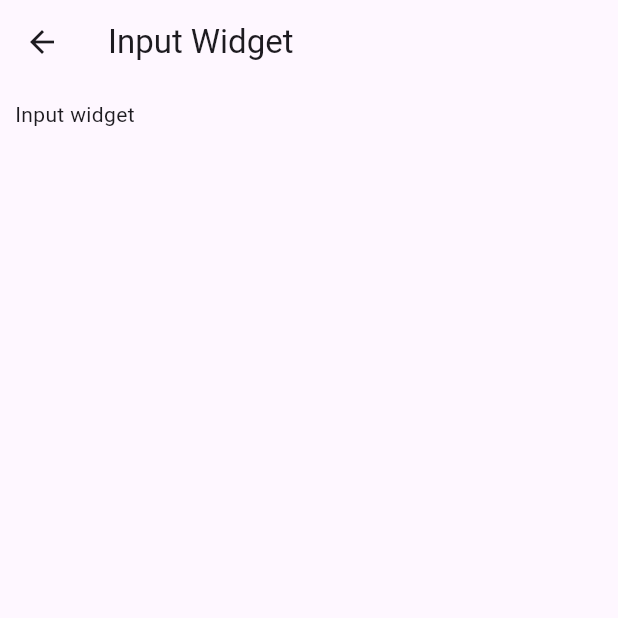
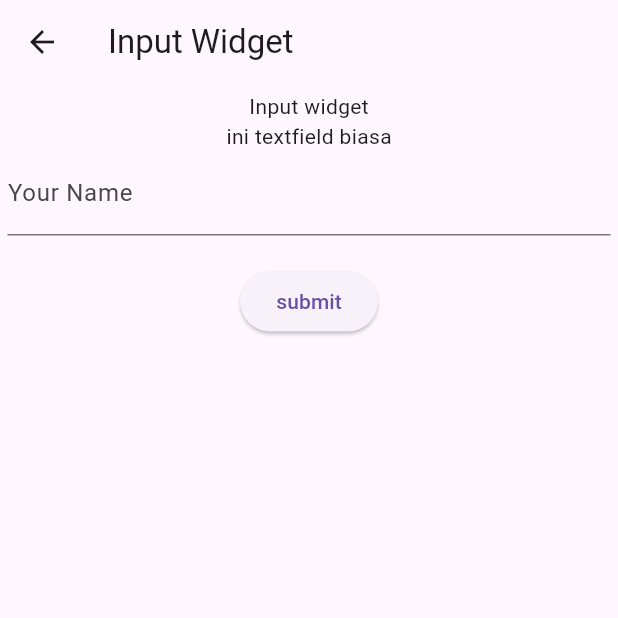
Before and after one commit to m-nahrowi/TempatWisata, a Flutter app: the InputWidget screen opened directly, on a phone screen of 412 x 824 dp, the top half of it. Run offline on Flutter 3.47's test engine with Material 3 defaults, Android fonts, the light colour scheme and no system bars.

Commit message:
add "membuat TextInput"

```diff
--- a/lib/pages/InputWidget.dart
+++ b/lib/pages/InputWidget.dart
@@ -1,4 +1,5 @@
 import 'package:flutter/material.dart';
+
 
 
 class InputWidget extends StatefulWidget {
@@ -9,6 +10,8 @@
 }
 
 class _InputWidgetState extends State<InputWidget> {
+  String _name = '';
+
   @override
   Widget build(BuildContext context) {
     return Scaffold(
@@ -16,12 +19,43 @@
         title: const Text("Input Widget"),
       ),
       body: Container(
-        margin: EdgeInsets.all(10.0),
+        margin: EdgeInsets.all(5.0),
         child: Column(
           children: <Widget>[
             Text('Input widget'),
+            // Input latihan
+
+            Container(
+              child: Column(
+                children: [
+                  Text('ini textfield biasa'),
+                  TextField(
+                    decoration: const InputDecoration(
+                      hintText: 'write yourname here...',
+                      labelText: 'Your Name',
+                    ),
+                    onChanged: (String value) {
+                      setState(() {
+                        _name = value;
+                      });
+                    },
+                  ),
+                  const SizedBox(height: 20),
+                  ElevatedButton(
+                      onPressed: () {
+                        showDialog(
+                            context: context,
+                            builder: (context) {
+                              return AlertDialog(
+                                content: Text('Hello, $_name'),
+                              );
+                            });
+                      },
+                      child: const Text('submit'))
+                ],
+              ),
+            )
           ],
-
         ),
       ),
     );
```
